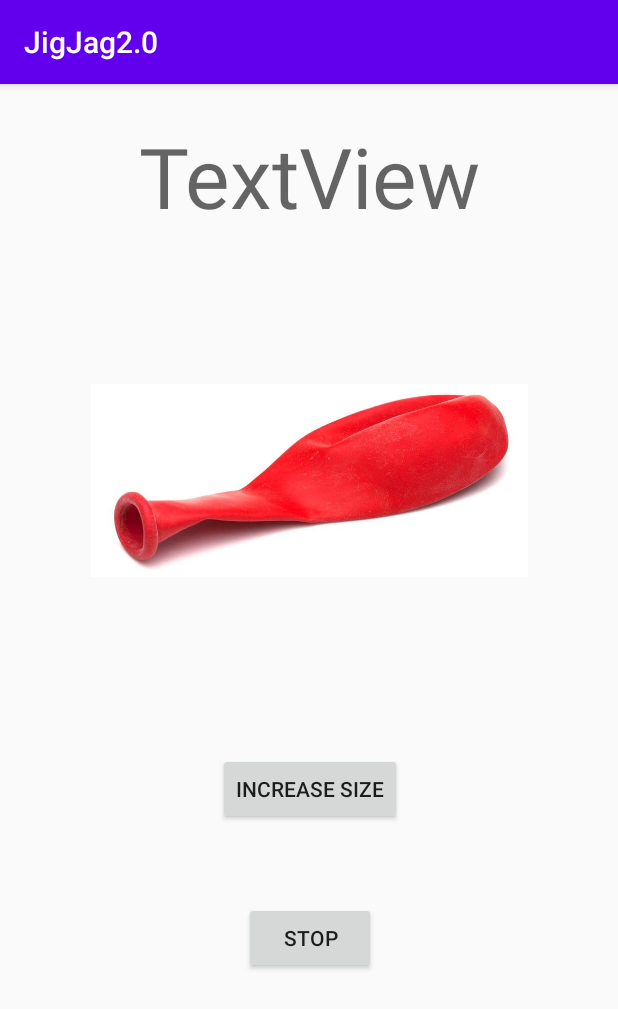
After one commit to brengar123/JigJag2.0, an Android app: the GameThreeFragment screen opened directly, with no data from a screen before it, on a phone screen of 412 x 824 dp. The commit adds this screen. Shown: the top 1009 px of the screen. Run offline under Robolectric (Android 15) with nearby library versions, the light colour scheme and no system bars.

Commit message:
added two new games

```diff
--- /dev/null
+++ b/app/src/main/java/com/example/jigjag20/GameThreeFragment.java
@@ -0,0 +1,64 @@
+package com.example.jigjag20;
+
+import android.media.Image;
+import android.os.Bundle;
+import android.view.View;
+import android.widget.Button;
+import android.widget.ImageView;
+import android.widget.TextView;
+
+import androidx.appcompat.app.AppCompatActivity;
+
+public class GameThreeFragment extends AppCompatActivity {
+    private TextView message;
+    private Button increase;
+    private Button stopper;
+    private ImageView balloon;
+
+    @Override
+    protected void onCreate(Bundle savedInstanceState){
+        super.onCreate(savedInstanceState);
+        setContentView(R.layout.gamethree);
+        balloon = findViewById(R.id.balloon);
+        message = findViewById(R.id.G3Message);
+        message.setText("");
+        increase = findViewById(R.id.increase);
+        stopper = findViewById(R.id.stopper);
+        int limit = RandomiseNumber(5,10);
+        final int[] holder = {0};
+        balloon.setImageResource(R.drawable.emptybal);
+
+        increase.setOnClickListener(new View.OnClickListener() {
+            @Override
+            public void onClick(View v) {
+                int i = holder[0]++ + 1;
+
+                if (i >= limit){
+                    message.setText("Oh no! You have popped the balloon!");
+                    balloon.setImageResource(R.drawable.popbal);
+                }
+                else if (i == 1){
+                    message.setText("You have blown up the balloon 1 time");
+                    balloon.setImageResource(R.drawable.onebal);
+                }
+                else {
+                    message.setText("You have blown up the balloon " + i + " times");
+                }
+            }
+        });
+
+        stopper.setOnClickListener(new View.OnClickListener() {
+            @Override
+            public void onClick(View v) {
+                message.setText("You stopped blowing the balloon");
+            }
+        });
+
+
+    }
+
+    public static int RandomiseNumber(int min, int max) {
+        int number = (int) (Math.random() * ((max - min) + 1)) + min;
+        return number;
+    }
+}
--- a/app/src/main/java/com/example/jigjag20/Games.java
+++ b/app/src/main/java/com/example/jigjag20/Games.java
@@ -42,6 +42,8 @@ public class Games {
         ArrayList<Games> games = new ArrayList<>();
         games.add(new Games("Quick Maths!","Numerical Reasoning", "Find out what number each shape represents", R.drawable.gameone));
         games.add(new Games("Unscrambler", "Logical Reasoning", "Unscramble the given word", 1));
+        games.add(new Games("Risk Assessment", "Risk Assessment", "How many times will you blow the balloon up till it pops?", 1));
+        games.add(new Games("Reaction Timer", "Reaction", "Quickly press on the screen to see how fast your reaction is", 1));
         games.add(new Games("To be continued", "N/A", "Stay tuned for more games coming soon :)", 1));
         return games;
     }
--- a/app/src/main/res/layout/gameone.xml
+++ b/app/src/main/res/layout/gameone.xml
@@ -29,7 +29,7 @@
         android:layout_width="wrap_content"
         android:layout_height="wrap_content"
         android:gravity="center"
-        android:text="Numerical Reasoning Test"
+        android:text="Quick Maths!"
         android:textAppearance="@style/TextAppearance.AppCompat.Display3"
         app:layout_constraintEnd_toEndOf="parent"
         app:layout_constraintStart_toStartOf="parent"
--- /dev/null
+++ b/app/src/main/res/layout/gamethree.xml
@@ -0,0 +1,60 @@
+<?xml version="1.0" encoding="utf-8"?>
+<androidx.constraintlayout.widget.ConstraintLayout
+    xmlns:android="http://schemas.android.com/apk/res/android"
+    xmlns:app="http://schemas.android.com/apk/res-auto"
+    xmlns:tools="http://schemas.android.com/tools"
+    android:layout_width="match_parent"
+    android:layout_height="match_parent">
+
+    <TextView
+        android:id="@+id/textView9"
+        android:layout_width="wrap_content"
+        android:layout_height="wrap_content"
+        android:layout_marginTop="24dp"
+        android:text="TextView"
+        android:textAppearance="@style/TextAppearance.AppCompat.Display3"
+        app:layout_constraintEnd_toEndOf="parent"
+        app:layout_constraintStart_toStartOf="parent"
+        app:layout_constraintTop_toTopOf="parent" />
+
+    <Button
+        android:id="@+id/increase"
+        android:layout_width="wrap_content"
+        android:layout_height="wrap_content"
+        android:layout_marginTop="32dp"
+        android:text="Increase Size"
+        app:layout_constraintEnd_toEndOf="@+id/textView9"
+        app:layout_constraintStart_toStartOf="@+id/textView9"
+        app:layout_constraintTop_toBottomOf="@+id/balloon" />
+
+    <TextView
+        android:id="@+id/G3Message"
+        android:layout_width="wrap_content"
+        android:layout_height="wrap_content"
+        android:layout_marginTop="16dp"
+        android:text="TextView"
+        app:layout_constraintEnd_toEndOf="@+id/increase"
+        app:layout_constraintStart_toStartOf="@+id/increase"
+        app:layout_constraintTop_toBottomOf="@+id/increase" />
+
+    <Button
+        android:id="@+id/stopper"
+        android:layout_width="wrap_content"
+        android:layout_height="wrap_content"
+        android:layout_marginTop="16dp"
+        android:text="Stop"
+        app:layout_constraintEnd_toEndOf="@+id/increase"
+        app:layout_constraintStart_toStartOf="@+id/increase"
+        app:layout_constraintTop_toBottomOf="@+id/G3Message" />
+
+    <ImageView
+        android:id="@+id/balloon"
+        android:layout_width="291dp"
+        android:layout_height="299dp"
+        android:layout_marginTop="16dp"
+        app:layout_constraintEnd_toEndOf="parent"
+        app:layout_constraintStart_toStartOf="parent"
+        app:layout_constraintTop_toBottomOf="@+id/textView9"
+        tools:srcCompat="@tools:sample/avatars" />
+
+</androidx.constraintlayout.widget.ConstraintLayout>
--- a/app/src/main/res/layout/gametwo.xml
+++ b/app/src/main/res/layout/gametwo.xml
@@ -13,7 +13,7 @@
         android:layout_height="wrap_content"
         android:layout_marginTop="24dp"
         android:gravity="center"
-        android:text="Logical Reasoning Test"
+        android:text="Unscrambler"
         android:textAppearance="@style/TextAppearance.AppCompat.Display3"
         app:layout_constraintEnd_toEndOf="parent"
         app:layout_constraintStart_toStartOf="parent"
--- a/app/src/main/res/values/colors.xml
+++ b/app/src/main/res/values/colors.xml
@@ -3,4 +3,7 @@
     <color name="colorPrimary">#6200EE</color>
     <color name="colorPrimaryDark">#3700B3</color>
     <color name="colorAccent">#03DAC5</color>
+
+    <color name="red">#f44336</color>
+    <color name="blue">#2196f3</color>
 </resources>
```
Also changed, not shown: app/src/main/AndroidManifest.xml (+5 -3 lines), app/src/main/java/com/example/jigjag20/GameFourFragment.java (added, +79 -0 lines), app/src/main/java/com/example/jigjag20/MainActivity.java (+11 -1 lines), app/src/main/res/layout/gamefour.xml (added, +43 -0 lines), app/src/main/res/drawable/emptybal.jpg (added), app/src/main/res/drawable/onebal.jpg (added), app/src/main/res/drawable/popbal.png (added), app/src/main/res/values/strings.xml (line endings or trailing spaces).
